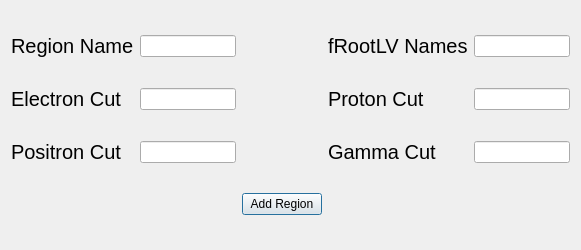
Before: the Qt Designer form FSL/src/configregions.ui in efemberg11/GeoModel_rmakhman, drawn with Qt 5.
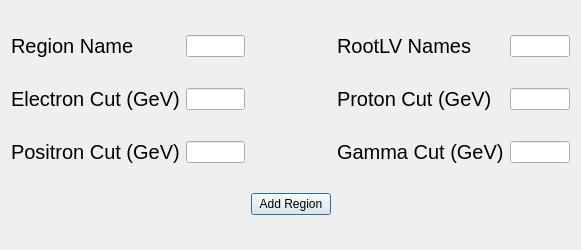
After: the same form once the commit is applied.

Commit message: Adding units of GeV to cuts in Regions table

Diff of the .ui file:
```diff
--- a/FSL/src/configregions.ui
+++ b/FSL/src/configregions.ui
@@ -37,7 +37,7 @@
       </font>
      </property>
      <property name="text">
-      <string>fRootLV Names</string>
+      <string>RootLV Names</string>
      </property>
     </widget>
    </item>
@@ -52,7 +52,7 @@
       </font>
      </property>
      <property name="text">
-      <string>Electron Cut</string>
+      <string>Electron Cut (GeV)</string>
      </property>
     </widget>
    </item>
@@ -67,7 +67,7 @@
       </font>
      </property>
      <property name="text">
-      <string>Proton Cut</string>
+      <string>Proton Cut (GeV)</string>
      </property>
     </widget>
    </item>
@@ -82,7 +82,7 @@
       </font>
      </property>
      <property name="text">
-      <string>Positron Cut</string>
+      <string>Positron Cut (GeV)</string>
      </property>
     </widget>
    </item>
@@ -97,7 +97,7 @@
       </font>
      </property>
      <property name="text">
-      <string>Gamma Cut</string>
+      <string>Gamma Cut (GeV)</string>
      </property>
     </widget>
    </item>
```
The commit also changes 1 other file.
